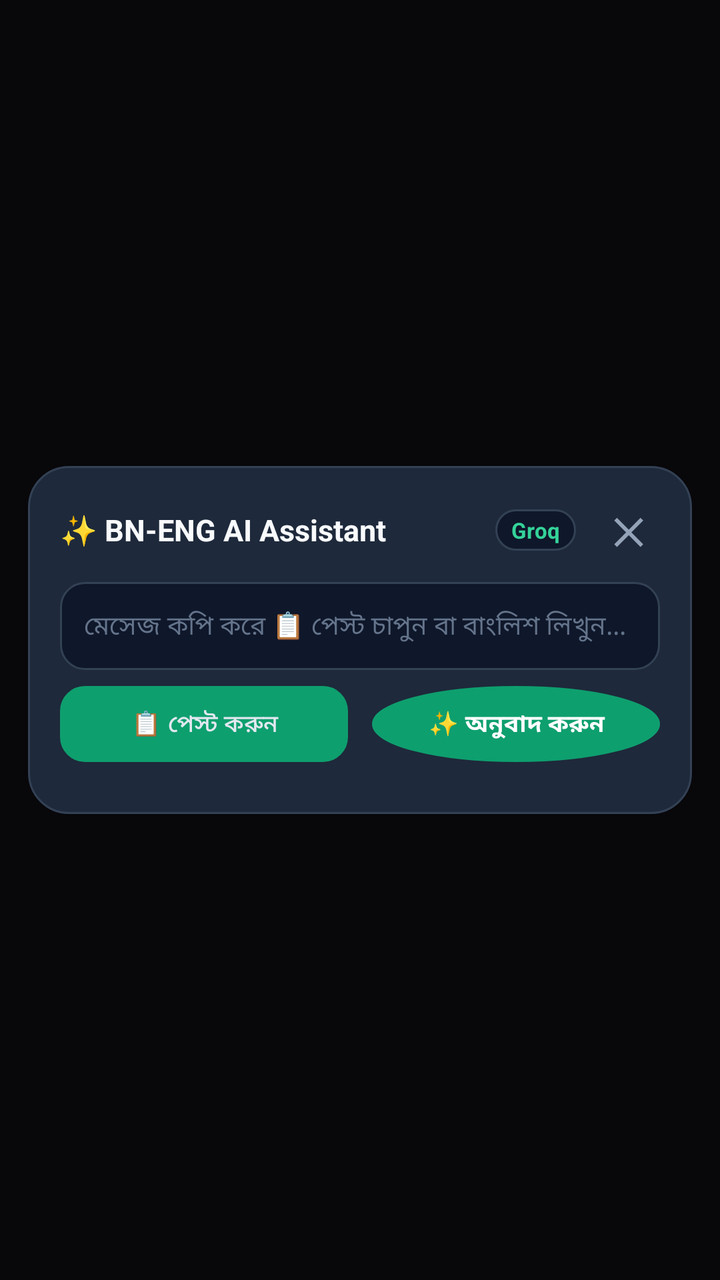
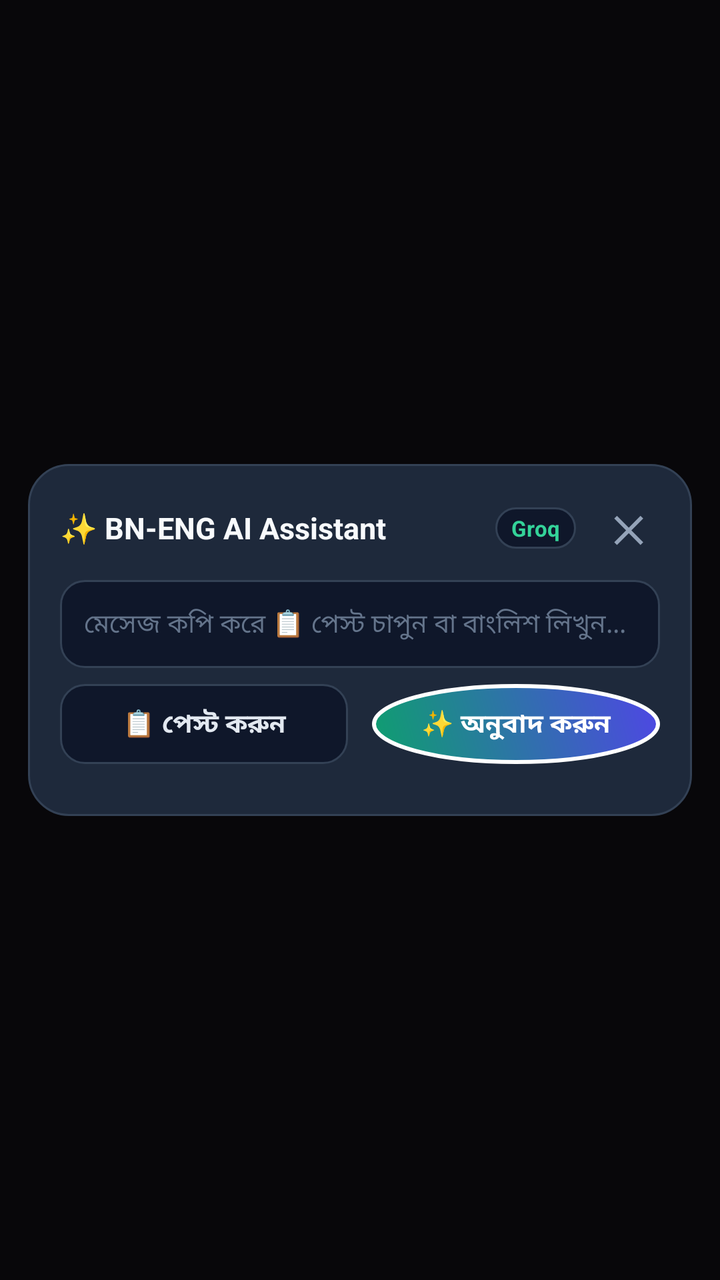

Two renders of the same Android screen: before a commit and after it. Below are the layout's source before the change and the commit's diff.
<!-- AndroidManifest.xml: application theme Theme.BnEngAssistant -->
<!-- res/layout/overlay_translator_sheet.xml -->
<?xml version="1.0" encoding="utf-8"?>
<FrameLayout xmlns:android="http://schemas.android.com/apk/res/android"
    android:id="@+id/overlayBackdrop"
    android:layout_width="match_parent"
    android:layout_height="match_parent"
    android:background="#99000000"
    android:padding="14dp">

    <LinearLayout
        android:id="@+id/overlayCard"
        android:layout_width="match_parent"
        android:layout_height="wrap_content"
        android:layout_gravity="center"
        android:background="@drawable/overlay_card_bg"
        android:clickable="true"
        android:focusable="true"
        android:orientation="vertical"
        android:padding="16dp">

        
        <LinearLayout
            android:layout_width="match_parent"
            android:layout_height="wrap_content"
            android:gravity="center_vertical"
            android:orientation="horizontal"
            android:layout_marginBottom="10dp">

            <TextView
                android:layout_width="0dp"
                android:layout_height="wrap_content"
                android:layout_weight="1"
                android:text="✨ BN-ENG AI Assistant"
                android:textColor="#F8FAFC"
                android:textSize="15sp"
                android:textStyle="bold" />

            <TextView
                android:id="@+id/tvProviderBadge"
                android:layout_width="wrap_content"
                android:layout_height="wrap_content"
                android:layout_marginEnd="10dp"
                android:background="@drawable/overlay_input_bg"
                android:paddingHorizontal="8dp"
                android:paddingVertical="3dp"
                android:text="Groq"
                android:textColor="#34D399"
                android:textSize="11sp"
                android:textStyle="bold" />

            <TextView
                android:id="@+id/btnOverlayClose"
                android:layout_width="32dp"
                android:layout_height="32dp"
                android:gravity="center"
                android:text="✕"
                android:textColor="#94A3B8"
                android:textSize="18sp"
                android:textStyle="bold" />
        </LinearLayout>

        
        <EditText
            android:id="@+id/etOverlayInput"
            android:layout_width="match_parent"
            android:layout_height="wrap_content"
            android:background="@drawable/overlay_input_bg"
            android:hint="মেসেজ কপি করে 📋 পেস্ট চাপুন বা বাংলিশ লিখুন..."
            android:maxLines="3"
            android:minHeight="44dp"
            android:paddingHorizontal="12dp"
            android:paddingVertical="10dp"
            android:textColor="#F8FAFC"
            android:textColorHint="#64748B"
            android:textSize="13sp" />

        
        <LinearLayout
            android:layout_width="match_parent"
            android:layout_height="wrap_content"
            android:layout_marginTop="8dp"
            android:layout_marginBottom="10dp"
            android:orientation="horizontal">

            <Button
                android:id="@+id/btnOverlayPaste"
                android:layout_width="0dp"
                android:layout_height="38dp"
                android:layout_marginEnd="6dp"
                android:layout_weight="1"
                android:background="@drawable/overlay_input_bg"
                android:text="📋 পেস্ট করুন"
                android:textAllCaps="false"
                android:textColor="#E2E8F0"
                android:textSize="12sp" />

            <Button
                android:id="@+id/btnOverlayTranslate"
                android:layout_width="0dp"
                android:layout_height="38dp"
                android:layout_marginStart="6dp"
                android:layout_weight="1"
                android:background="@drawable/rounded_brand_bg"
                android:text="✨ অনুবাদ করুন"
                android:textAllCaps="false"
                android:textColor="#FFFFFF"
                android:textSize="12sp"
                android:textStyle="bold" />
        </LinearLayout>

        
        <LinearLayout
            android:id="@+id/layoutOverlayLoading"
            android:layout_width="match_parent"
            android:layout_height="wrap_content"
            android:gravity="center"
            android:orientation="horizontal"
            android:paddingVertical="16dp"
            android:visibility="gone">

            <ProgressBar
                android:layout_width="24dp"
                android:layout_height="24dp"
                android:indeterminateTint="#10B981" />

            <TextView
                android:layout_width="wrap_content"
                android:layout_height="wrap_content"
                android:layout_marginStart="10dp"
                android:text="AI অনুবাদ তৈরি করছে..."
                android:textColor="#94A3B8"
                android:textSize="13sp" />
        </LinearLayout>

        
        <TextView
            android:id="@+id/tvOverlayError"
            android:layout_width="match_parent"
            android:layout_height="wrap_content"
            android:background="#33EF4444"
            android:padding="10dp"
            android:textColor="#FCA5A5"
            android:textSize="12sp"
            android:visibility="gone" />

        
        <ScrollView
            android:id="@+id/scrollOverlayResult"
            android:layout_width="match_parent"
            android:layout_height="wrap_content"
            android:visibility="gone">

            <LinearLayout
                android:layout_width="match_parent"
                android:layout_height="wrap_content"
                android:orientation="vertical">

                <TextView
                    android:id="@+id/tvOverlayHeaderLabel"
                    android:layout_width="wrap_content"
                    android:layout_height="wrap_content"
                    android:text="বাংলা অর্থ:"
                    android:textColor="#34D399"
                    android:textSize="11sp"
                    android:textStyle="bold" />

                <TextView
                    android:id="@+id/tvOverlayMeaning"
                    android:layout_width="match_parent"
                    android:layout_height="wrap_content"
                    android:layout_marginTop="4dp"
                    android:layout_marginBottom="10dp"
                    android:lineSpacingExtra="2dp"
                    android:textColor="#F8FAFC"
                    android:textSize="14sp" />

                <TextView
                    android:id="@+id/tvOverlayRepliesLabel"
                    android:layout_width="wrap_content"
                    android:layout_height="wrap_content"
                    android:layout_marginBottom="6dp"
                    android:text="যেকোনো রিপ্লাই ট্যাপ করলে কপি ও রিপ্লেস হবে:"
                    android:textColor="#94A3B8"
                    android:textSize="11sp" />

                <TextView
                    android:id="@+id/btnOverlayCasual"
                    android:layout_width="match_parent"
                    android:layout_height="wrap_content"
                    android:layout_marginBottom="6dp"
                    android:background="@drawable/overlay_reply_btn_bg"
                    android:padding="10dp"
                    android:textColor="#F8FAFC"
                    android:textSize="13sp" />

                <TextView
                    android:id="@+id/btnOverlayProfessional"
                    android:layout_width="match_parent"
                    android:layout_height="wrap_content"
                    android:layout_marginBottom="6dp"
                    android:background="@drawable/overlay_reply_btn_bg"
                    android:padding="10dp"
                    android:textColor="#F8FAFC"
                    android:textSize="13sp" />

                <TextView
                    android:id="@+id/btnOverlayPolite"
                    android:layout_width="match_parent"
                    android:layout_height="wrap_content"
                    android:layout_marginBottom="6dp"
                    android:background="@drawable/overlay_reply_btn_bg"
                    android:padding="10dp"
                    android:textColor="#F8FAFC"
                    android:textSize="13sp" />

                <TextView
                    android:id="@+id/btnOverlayConcise"
                    android:layout_width="match_parent"
                    android:layout_height="wrap_content"
                    android:background="@drawable/overlay_reply_btn_bg"
                    android:padding="10dp"
                    android:textColor="#F8FAFC"
                    android:textSize="13sp" />
            </LinearLayout>
        </ScrollView>
    </LinearLayout>
</FrameLayout>
<!-- resources referenced by this layout -->
<resources>
  <!-- drawable overlay_card_bg (drawable) -->
  <?xml version="1.0" encoding="utf-8"?>
  <shape xmlns:android="http://schemas.android.com/apk/res/android"
      android:shape="rectangle">
      <solid android:color="#1E293B" />
      <corners android:radius="20dp" />
      <stroke android:width="1dp" android:color="#334155" />
  </shape>
  <!-- drawable overlay_input_bg (drawable) -->
  <?xml version="1.0" encoding="utf-8"?>
  <shape xmlns:android="http://schemas.android.com/apk/res/android"
      android:shape="rectangle">
      <solid android:color="#0F172A" />
      <corners android:radius="12dp" />
      <stroke android:width="1dp" android:color="#334155" />
  </shape>
  <!-- drawable overlay_reply_btn_bg (drawable) -->
  <?xml version="1.0" encoding="utf-8"?>
  <shape xmlns:android="http://schemas.android.com/apk/res/android"
      android:shape="rectangle">
      <solid android:color="#0F172A" />
      <corners android:radius="12dp" />
      <stroke android:width="1dp" android:color="#0E9F6E" />
  </shape>
  <!-- drawable rounded_brand_bg (drawable) -->
  <?xml version="1.0" encoding="utf-8"?>
  <shape xmlns:android="http://schemas.android.com/apk/res/android"
      android:shape="oval">
      <gradient
          android:startColor="#0E9F6E"
          android:endColor="#4F46E5"
          android:angle="45" />
      <stroke
          android:width="2dp"
          android:color="#FFFFFF" />
  </shape>
  <style name="Theme.BnEngAssistant" parent="Theme.Material3.Dark.NoActionBar">
          <item name="colorPrimary">@color/primary</item>
          <item name="colorSecondary">@color/accent</item>
          <item name="android:statusBarColor">@color/background</item>
          <item name="android:navigationBarColor">@color/background</item>
      </style>
  <color name="primary">#0E9F6E</color>
  <color name="accent">#4F46E5</color>
  <color name="background">#0F172A</color>
</resources>

<!-- the commit's change to res/layout/overlay_translator_sheet.xml (unified diff, before → after) -->
@@ -81,29 +81,34 @@
             android:layout_marginBottom="10dp"
             android:orientation="horizontal">
 
-            <Button
+            <TextView
                 android:id="@+id/btnOverlayPaste"
                 android:layout_width="0dp"
-                android:layout_height="38dp"
+                android:layout_height="40dp"
                 android:layout_marginEnd="6dp"
                 android:layout_weight="1"
                 android:background="@drawable/overlay_input_bg"
+                android:clickable="true"
+                android:focusable="true"
+                android:gravity="center"
                 android:text="📋 পেস্ট করুন"
-                android:textAllCaps="false"
                 android:textColor="#E2E8F0"
-                android:textSize="12sp" />
-
-            <Button
+                android:textSize="13sp"
+                android:textStyle="bold" />
+
+            <TextView
                 android:id="@+id/btnOverlayTranslate"
                 android:layout_width="0dp"
-                android:layout_height="38dp"
+                android:layout_height="40dp"
                 android:layout_marginStart="6dp"
                 android:layout_weight="1"
                 android:background="@drawable/rounded_brand_bg"
+                android:clickable="true"
+                android:focusable="true"
+                android:gravity="center"
                 android:text="✨ অনুবাদ করুন"
-                android:textAllCaps="false"
                 android:textColor="#FFFFFF"
-                android:textSize="12sp"
+                android:textSize="13sp"
                 android:textStyle="bold" />
         </LinearLayout>
 
